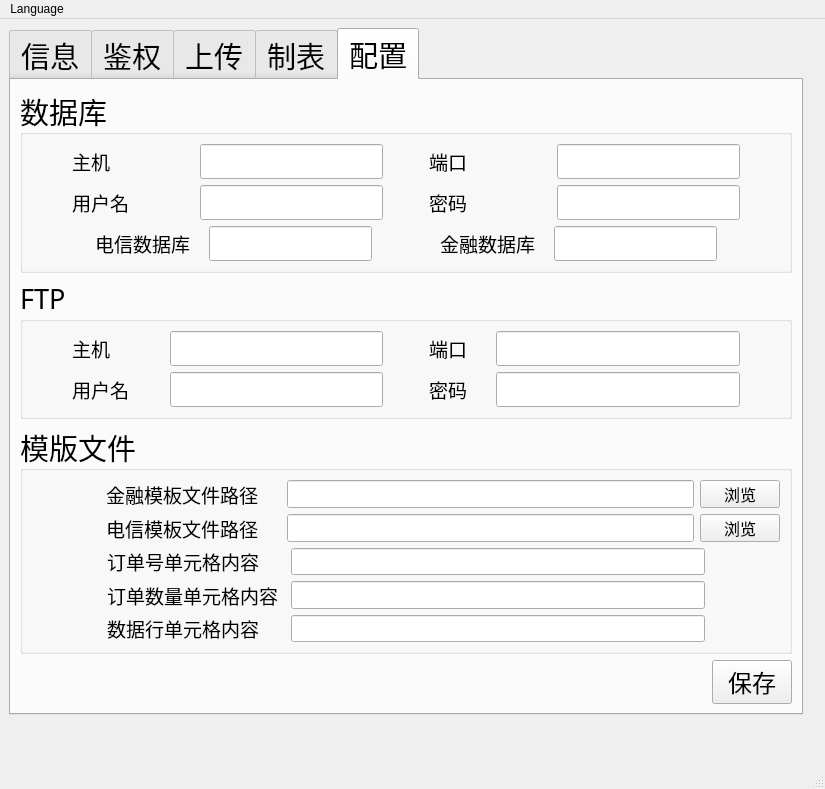
zelviner/DataHandler, file res/ui/main_window.ui: the form before one commit.
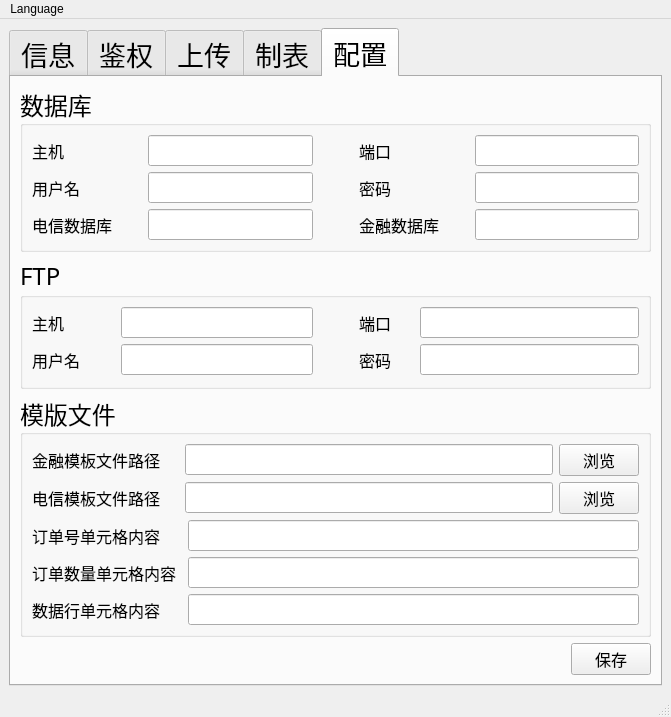
The form after the commit. The open tabs and pages were chosen to show the change.

Commit message: Refactor UI layouts and improve code structure

Patch:
```diff
--- a/res/ui/main_window.ui
+++ b/res/ui/main_window.ui
@@ -6,27 +6,21 @@
    <rect>
     <x>0</x>
     <y>0</y>
-    <width>825</width>
-    <height>789</height>
+    <width>671</width>
+    <height>678</height>
    </rect>
   </property>
   <property name="windowTitle">
    <string>MainWindow</string>
   </property>
   <widget class="QWidget" name="centralwidget">
+   <layout class="QHBoxLayout" name="horizontalLayout_57">
+    <item>
    <widget class="QTabWidget" name="tabWidget">
-    <property name="geometry">
-     <rect>
-      <x>9</x>
-      <y>9</y>
-      <width>794</width>
-      <height>687</height>
-     </rect>
-    </property>
     <property name="font">
      <font>
       <family>微软雅黑</family>
-      <pointsize>22</pointsize>
+        <pointsize>20</pointsize>
      </font>
     </property>
     <property name="currentIndex">
@@ -1840,25 +1834,18 @@
      <layout class="QVBoxLayout" name="verticalLayout_12">
       <item>
        <widget class="QGroupBox" name="groupBox">
+          <property name="font">
+           <font>
+            <family>微软雅黑</family>
+            <pointsize>18</pointsize>
+           </font>
+          </property>
         <property name="title">
          <string>数据库</string>
         </property>
         <layout class="QVBoxLayout" name="verticalLayout_9">
          <item>
-          <layout class="QHBoxLayout" name="horizontalLayout_46" stretch="0,4,0,4,0">
-           <item>
-            <spacer name="horizontalSpacer_23">
-             <property name="orientation">
-              <enum>Qt::Horizontal</enum>
-             </property>
-             <property name="sizeHint" stdset="0">
-              <size>
-               <width>40</width>
-               <height>20</height>
-              </size>
-             </property>
-            </spacer>
-           </item>
+            <layout class="QHBoxLayout" name="horizontalLayout_46" stretch="4,0,4">
            <item>
             <layout class="QHBoxLayout" name="horizontalLayout_41" stretch="4,6">
              <item>
@@ -1866,7 +1853,7 @@
                <property name="font">
                 <font>
                  <family>微软雅黑</family>
-                 <pointsize>14</pointsize>
+                   <pointsize>12</pointsize>
                 </font>
                </property>
                <property name="text">
@@ -1879,7 +1866,7 @@
                <property name="font">
                 <font>
                  <family>微软雅黑</family>
-                 <pointsize>14</pointsize>
+                   <pointsize>12</pointsize>
                 </font>
                </property>
               </widget>
@@ -1906,7 +1893,7 @@
                <property name="font">
                 <font>
                  <family>微软雅黑</family>
-                 <pointsize>14</pointsize>
+                   <pointsize>12</pointsize>
                 </font>
                </property>
                <property name="text">
@@ -1919,43 +1906,17 @@
                <property name="font">
                 <font>
                  <family>微软雅黑</family>
-                 <pointsize>14</pointsize>
+                   <pointsize>12</pointsize>
                 </font>
                </property>
               </widget>
              </item>
             </layout>
            </item>
-           <item>
-            <spacer name="horizontalSpacer_24">
-             <property name="orientation">
-              <enum>Qt::Horizontal</enum>
-             </property>
-             <property name="sizeHint" stdset="0">
-              <size>
-               <width>40</width>
-               <height>20</height>
-              </size>
-             </property>
-            </spacer>
-           </item>
           </layout>
          </item>
          <item>
-          <layout class="QHBoxLayout" name="horizontalLayout_45" stretch="0,4,0,4,0">
-           <item>
-            <spacer name="horizontalSpacer_25">
-             <property name="orientation">
-              <enum>Qt::Horizontal</enum>
-             </property>
-             <property name="sizeHint" stdset="0">
-              <size>
-               <width>40</width>
-               <height>20</height>
-              </size>
-             </property>
-            </spacer>
-           </item>
+            <layout class="QHBoxLayout" name="horizontalLayout_45" stretch="4,0,4">
            <item>
             <layout class="QHBoxLayout" name="horizontalLayout_43" stretch="4,6">
              <item>
@@ -1963,7 +1924,7 @@
                <property name="font">
                 <font>
                  <family>微软雅黑</family>
-                 <pointsize>14</pointsize>
+                   <pointsize>12</pointsize>
                 </font>
                </property>
                <property name="text">
@@ -1976,7 +1937,7 @@
                <property name="font">
                 <font>
                  <family>微软雅黑</family>
-                 <pointsize>14</pointsize>
+                   <pointsize>12</pointsize>
                 </font>
                </property>
                <property name="echoMode">
@@ -2006,7 +1967,7 @@
                <property name="font">
                 <font>
                  <family>微软雅黑</family>
-                 <pointsize>14</pointsize>
+                   <pointsize>12</pointsize>
                 </font>
                </property>
                <property name="text">
@@ -2019,7 +1980,7 @@
                <property name="font">
                 <font>
                  <family>微软雅黑</family>
-                 <pointsize>14</pointsize>
+                   <pointsize>12</pointsize>
                 </font>
                </property>
                <property name="echoMode">
@@ -2029,36 +1990,10 @@
              </item>
             </layout>
            </item>
-           <item>
-            <spacer name="horizontalSpacer_26">
-             <property name="orientation">
-              <enum>Qt::Horizontal</enum>
-             </property>
-             <property name="sizeHint" stdset="0">
-              <size>
-               <width>40</width>
-               <height>20</height>
-              </size>
-             </property>
-            </spacer>
-           </item>
           </layout>
          </item>
          <item>
-          <layout class="QHBoxLayout" name="horizontalLayout_48">
-           <item>
-            <spacer name="horizontalSpacer_29">
-             <property name="orientation">
-              <enum>Qt::Horizontal</enum>
-             </property>
-             <property name="sizeHint" stdset="0">
-              <size>
-               <width>40</width>
-               <height>20</height>
-              </size>
-             </property>
-            </spacer>
-           </item>
+            <layout class="QHBoxLayout" name="horizontalLayout_48" stretch="4,0,4">
            <item>
             <layout class="QHBoxLayout" name="horizontalLayout_47" stretch="4,6">
              <item>
@@ -2066,7 +2001,7 @@
                <property name="font">
                 <font>
                  <family>微软雅黑</family>
-                 <pointsize>14</pointsize>
+                   <pointsize>12</pointsize>
                 </font>
                </property>
                <property name="text">
@@ -2079,7 +2014,7 @@
                <property name="font">
                 <font>
                  <family>微软雅黑</family>
-                 <pointsize>14</pointsize>
+                   <pointsize>12</pointsize>
                 </font>
                </property>
                <property name="echoMode">
@@ -2109,7 +2044,7 @@
                <property name="font">
                 <font>
                  <family>微软雅黑</family>
-                 <pointsize>14</pointsize>
+                   <pointsize>12</pointsize>
                 </font>
                </property>
                <property name="text">
@@ -2122,7 +2057,7 @@
                <property name="font">
                 <font>
                  <family>微软雅黑</family>
-                 <pointsize>14</pointsize>
+                   <pointsize>12</pointsize>
                 </font>
                </property>
                <property name="echoMode">
@@ -2132,19 +2067,6 @@
              </item>
             </layout>
            </item>
-           <item>
-            <spacer name="horizontalSpacer_46">
-             <property name="orientation">
-              <enum>Qt::Horizontal</enum>
-             </property>
-             <property name="sizeHint" stdset="0">
-              <size>
-               <width>40</width>
-               <height>20</height>
-              </size>
-             </property>
-            </spacer>
-           </item>
           </layout>
          </item>
         </layout>
@@ -2155,7 +2077,7 @@
         <property name="font">
          <font>
           <family>微软雅黑</family>
-          <pointsize>20</pointsize>
+            <pointsize>18</pointsize>
          </font>
         </property>
         <property name="title">
@@ -2163,20 +2085,7 @@
         </property>
         <layout class="QVBoxLayout" name="verticalLayout_8">
          <item>
-          <layout class="QHBoxLayout" name="horizontalLayout_31" stretch="0,4,0,4,0">
-           <item>
-            <spacer name="horizontalSpacer_12">
-             <property name="orientation">
-              <enum>Qt::Horizontal</enum>
-             </property>
-             <property name="sizeHint" stdset="0">
-              <size>
-               <width>40</width>
-               <height>20</height>
-              </size>
-             </property>
-            </spacer>
-           </item>
+            <layout class="QHBoxLayout" name="horizontalLayout_31" stretch="4,0,4">
            <item>
             <layout class="QHBoxLayout" name="horizontalLayout_18" stretch="3,7">
              <item>
@@ -2184,7 +2093,7 @@
                <property name="font">
                 <font>
                  <family>微软雅黑</family>
-                 <pointsize>14</pointsize>
+                   <pointsize>12</pointsize>
                 </font>
                </property>
                <property name="text">
@@ -2197,7 +2106,7 @@
                <property name="font">
                 <font>
                  <family>微软雅黑</family>
-                 <pointsize>14</pointsize>
+                   <pointsize>12</pointsize>
                 </font>
                </property>
               </widget>
@@ -2224,7 +2133,7 @@
                <property name="font">
                 <font>
                  <family>微软雅黑</family>
-                 <pointsize>14</pointsize>
+                   <pointsize>12</pointsize>
                 </font>
                </property>
                <property name="text">
@@ -2237,43 +2146,17 @@
                <property name="font">
                 <font>
                  <family>微软雅黑</family>
-                 <pointsize>14</pointsize>
+                   <pointsize>12</pointsize>
                 </font>
                </property>
               </widget>
              </item>
             </layout>
            </item>
-           <item>
-            <spacer name="horizontalSpacer_14">
-             <property name="orientation">
-              <enum>Qt::Horizontal</enum>
-             </property>
-             <property name="sizeHint" stdset="0">
-              <size>
-               <width>40</width>
-               <height>20</height>
-              </size>
-             </property>
-            </spacer>
-           </item>
           </layout>
          </item>
          <item>
-          <layout class="QHBoxLayout" name="horizontalLayout_32" stretch="0,4,0,4,0">
-           <item>
-            <spacer name="horizontalSpacer_15">
-             <property name="orientation">
-              <enum>Qt::Horizontal</enum>
-             </property>
-             <property name="sizeHint" stdset="0">
-              <size>
-               <width>40</width>
-               <height>20</height>
-              </size>
-             </property>
-            </spacer>
-           </item>
+            <layout class="QHBoxLayout" name="horizontalLayout_32" stretch="4,0,4">
            <item>
             <layout class="QHBoxLayout" name="horizontalLayout_19" stretch="3,7">
              <item>
@@ -2281,7 +2164,7 @@
                <property name="font">
                 <font>
                  <family>微软雅黑</family>
-                 <pointsize>14</pointsize>
+                   <pointsize>12</pointsize>
                 </font>
                </property>
                <property name="text">
@@ -2294,7 +2177,7 @@
                <property name="font">
                 <font>
                  <family>微软雅黑</family>
-                 <pointsize>14</pointsize>
+                   <pointsize>12</pointsize>
                 </font>
                </property>
               </widget>
@@ -2321,7 +2204,7 @@
                <property name="font">
                 <font>
                  <family>微软雅黑</family>
-                 <pointsize>14</pointsize>
+                   <pointsize>12</pointsize>
                 </font>
                </property>
                <property name="text">
@@ -2334,7 +2217,7 @@
                <property name="font">
                 <font>
                  <family>微软雅黑</family>
-                 <pointsize>14</pointsize>
+                   <pointsize>12</pointsize>
                 </font>
                </property>
                <property name="echoMode">
@@ -2344,19 +2227,6 @@
              </item>
             </layout>
            </item>
-           <item>
-            <spacer name="horizontalSpacer_17">
-             <property name="orientation">
-              <enum>Qt::Horizontal</enum>
-             </property>
-             <property name="sizeHint" stdset="0">
-              <size>
-               <width>40</width>
-               <height>20</height>
-              </size>
-             </property>
-            </spacer>
-           </item>
           </layout>
          </item>
         </layout>
@@ -2364,33 +2234,26 @@
       </item>
       <item>
        <widget class="QGroupBox" name="groupBox_3">
+          <property name="font">
+           <font>
+            <family>微软雅黑</family>
+            <pointsize>18</pointsize>
+           </font>
+          </property>
         <property name="title">
          <string>模版文件</string>
         </property>
         <layout class="QVBoxLayout" name="verticalLayout_11">
          <item>
-          <layout class="QHBoxLayout" name="horizontalLayout_66" stretch="1,8,1">
+            <layout class="QHBoxLayout" name="horizontalLayout_66" stretch="15,0">
            <item>
-            <spacer name="horizontalSpacer_19">
-             <property name="orientation">
-              <enum>Qt::Horizontal</enum>
-             </property>
-             <property name="sizeHint" stdset="0">
-              <size>
-               <width>40</width>
-               <height>20</height>
-              </size>
-             </property>
-            </spacer>
-           </item>
-           <item>
-            <layout class="QHBoxLayout" name="horizontalLayout_17" stretch="3,7">
+              <layout class="QHBoxLayout" name="horizontalLayout_17" stretch="4,10">
              <item>
               <widget class="QLabel" name="label_21">
                <property name="font">
                 <font>
                  <family>微软雅黑</family>
-                 <pointsize>14</pointsize>
+                   <pointsize>12</pointsize>
                 </font>
                </property>
                <property name="text">
@@ -2403,7 +2266,7 @@
                <property name="font">
                 <font>
                  <family>微软雅黑</family>
-                 <pointsize>14</pointsize>
+                   <pointsize>12</pointsize>
                 </font>
                </property>
               </widget>
@@ -2426,28 +2289,15 @@
           </layout>
          </item>
          <item>
-          <layout class="QHBoxLayout" name="horizontalLayout_67" stretch="1,8,1">
+            <layout class="QHBoxLayout" name="horizontalLayout_67" stretch="15,1">
            <item>
-            <spacer name="horizontalSpacer_53">
-             <property name="orientation">
-              <enum>Qt::Horizontal</enum>
-             </property>
-             <property name="sizeHint" stdset="0">
-              <size>
-               <width>40</width>
-               <height>20</height>
-              </size>
-             </property>
-            </spacer>
-           </item>
-           <item>
-            <layout class="QHBoxLayout" name="horizontalLayout_26" stretch="3,7">
+              <layout class="QHBoxLayout" name="horizontalLayout_26" stretch="4,10">
              <item>
               <widget class="QLabel" name="label_24">
                <property name="font">
                 <font>
                  <family>微软雅黑</family>
-                 <pointsize>14</pointsize>
+                   <pointsize>12</pointsize>
                 </font>
                </property>
                <property name="text">
@@ -2460,7 +2310,7 @@
                <property name="font">
                 <font>
                  <family>微软雅黑</family>
-                 <pointsize>14</pointsize>
+                   <pointsize>12</pointsize>
                 </font>
                </property>
               </widget>
@@ -2483,28 +2333,15 @@
           </layout>
          </item>
          <item>
-          <layout class="QHBoxLayout" name="horizontalLayout_61" stretch="1,8,1">
+            <layout class="QHBoxLayout" name="horizontalLayout_61" stretch="13">
            <item>
-            <spacer name="horizontalSpacer_21">
-             <property name="orientation">
-              <enum>Qt::Horizontal</enum>
-             </property>
-             <property name="sizeHint" stdset="0">
-              <size>
-               <width>40</width>
-               <height>20</height>
-              </size>
-             </property>
-            </spacer>
-           </item>
-           <item>
-            <layout class="QHBoxLayout" name="horizontalLayout_60" stretch="3,7">
+              <layout class="QHBoxLayout" name="horizontalLayout_60" stretch="3,9">
              <item>
               <widget class="QLabel" name="label">
                <property name="font">
                 <font>
                  <family>微软雅黑</family>
-                 <pointsize>14</pointsize>
+                   <pointsize>12</pointsize>
                 </font>
                </property>
                <property name="text">
@@ -2517,51 +2354,25 @@
                <property name="font">
                 <font>
                  <family>微软雅黑</family>
-                 <pointsize>14</pointsize>
+                   <pointsize>12</pointsize>
                 </font>
                </property>
               </widget>
              </item>
             </layout>
            </item>
-           <item>
-            <spacer name="horizontalSpacer_22">
-             <property name="orientation">
-              <enum>Qt::Horizontal</enum>
-             </property>
-             <property name="sizeHint" stdset="0">
-              <size>
-               <width>40</width>
-               <height>20</height>
-              </size>
-             </property>
-            </spacer>
-           </item>
           </layout>
          </item>
          <item>
-          <layout class="QHBoxLayout" name="horizontalLayout_62" stretch="1,8,1">
+            <layout class="QHBoxLayout" name="horizontalLayout_62" stretch="0">
            <item>
-            <spacer name="horizontalSpacer_47">
-             <property name="orientation">
-              <enum>Qt::Horizontal</enum>
-             </property>
-             <property name="sizeHint" stdset="0">
-              <size>
-               <width>40</width>
-               <height>20</height>
-              </size>
-             </property>
-            </spacer>
-           </item>
-           <item>
-            <layout class="QHBoxLayout" name="horizontalLayout_38" stretch="3,7">
+              <layout class="QHBoxLayout" name="horizontalLayout_38" stretch="3,9">
              <item>
               <widget class="QLabel" name="label_7">
                <property name="font">
                 <font>
                  <family>微软雅黑</family>
-                 <pointsize>14</pointsize>
+                   <pointsize>12</pointsize>
                 </font>
                </property>
                <property name="text">
@@ -2574,51 +2385,25 @@
                <property name="font">
                 <font>
                  <family>微软雅黑</family>
-                 <pointsize>14</pointsize>
+                   <pointsize>12</pointsize>
                 </font>
                </property>
               </widget>
              </item>
             </layout>
            </item>
-           <item>
-            <spacer name="horizontalSpacer_48">
-             <property name="orientation">
-              <enum>Qt::Horizontal</enum>
-             </property>
-             <property name="sizeHint" stdset="0">
-              <size>
-               <width>40</width>
-               <height>20</height>
-              </size>
-             </property>
-            </spacer>
-           </item>
           </layout>
          </item>
          <item>
-          <layout class="QHBoxLayout" name="horizontalLayout_63" stretch="1,8,1">
+            <layout class="QHBoxLayout" name="horizontalLayout_63" stretch="13">
            <item>
-            <spacer name="horizontalSpacer_49">
-             <property name="orientation">
-              <enum>Qt::Horizontal</enum>
-             </property>
-             <property name="sizeHint" stdset="0">
-              <size>
-               <width>40</width>
-               <height>20</height>
-              </size>
-             </property>
-            </spacer>
-           </item>
-           <item>
-            <layout class="QHBoxLayout" name="horizontalLayout_34" stretch="3,7">
+              <layout class="QHBoxLayout" name="horizontalLayout_34" stretch="3,9">
              <item>
               <widget class="QLabel" name="label_22">
                <property name="font">
                 <font>
                  <family>微软雅黑</family>
-                 <pointsize>14</pointsize>
+                   <pointsize>12</pointsize>
                 </font>
                </property>
                <property name="text">
@@ -2631,26 +2416,13 @@
                <property name="font">
                 <font>
                  <family>微软雅黑</family>
-                 <pointsize>14</pointsize>
+                   <pointsize>12</pointsize>
                 </font>
                </property>
               </widget>
              </item>
             </layout>
            </item>
-           <item>
-            <spacer name="horizontalSpacer_50">
-             <property name="orientation">
-              <enum>Qt::Horizontal</enum>
-             </property>
-             <property name="sizeHint" stdset="0">
-              <size>
-               <width>40</width>
-               <height>20</height>
-              </size>
-             </property>
-            </spacer>
-           </item>
           </layout>
          </item>
         </layout>
@@ -2676,7 +2448,7 @@
           <property name="font">
            <font>
             <family>微软雅黑</family>
-            <pointsize>18</pointsize>
+              <pointsize>12</pointsize>
            </font>
           </property>
           <property name="text">
@@ -2689,6 +2461,8 @@
      </layout>
     </widget>
    </widget>
+    </item>
+   </layout>
   </widget>
   <widget class="QStatusBar" name="statusbar"/>
   <widget class="QMenuBar" name="menuBar">
@@ -2696,7 +2470,7 @@
     <rect>
      <x>0</x>
      <y>0</y>
-     <width>825</width>
+     <width>671</width>
      <height>22</height>
     </rect>
    </property>
```
Left out of the diff: 623 changed lines with no effect on the pictures. Lines whose indentation alone changed are shown as unchanged. The commit also changes 15 other files.
